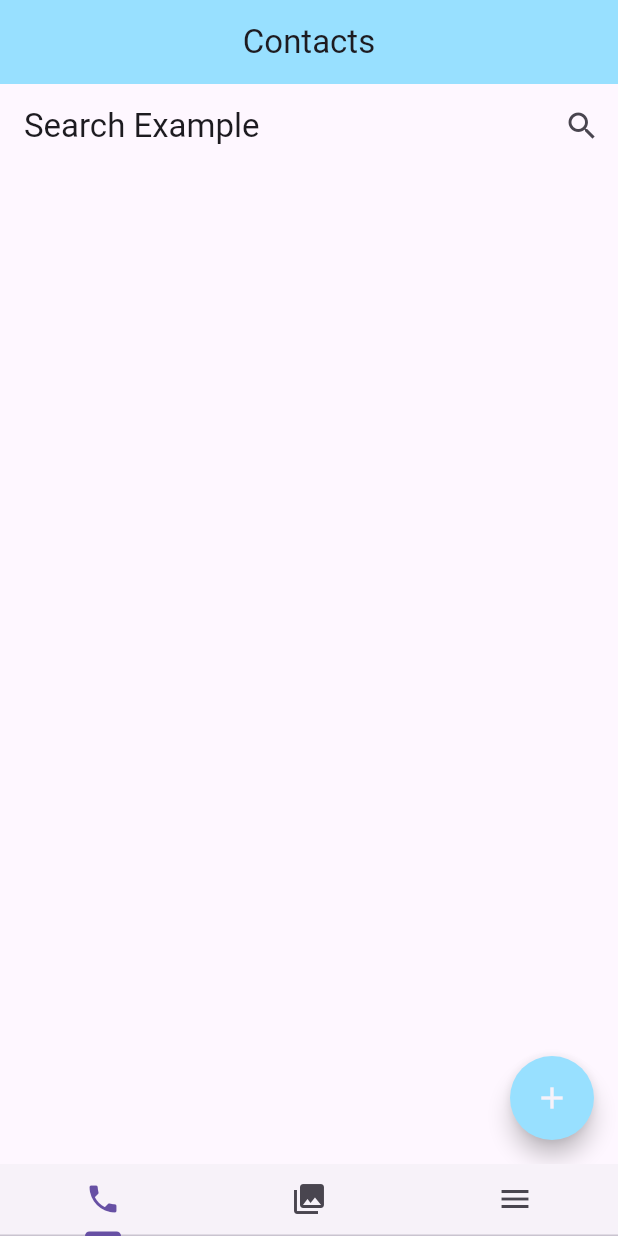
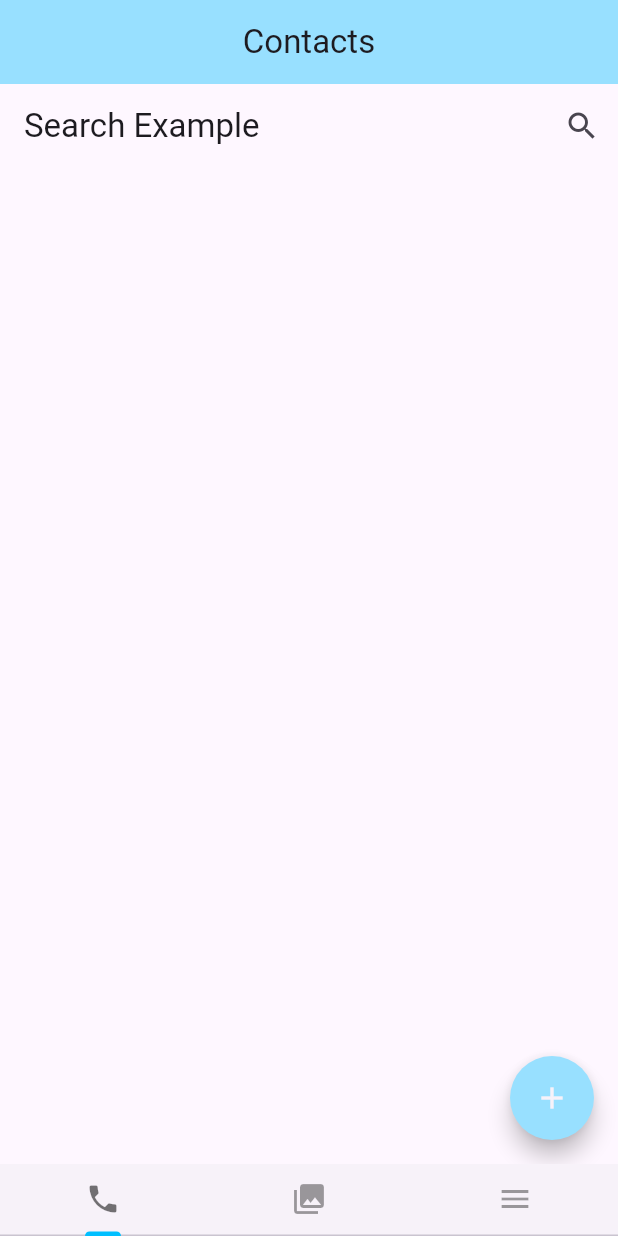
Before and after one commit to LeeHyo-Jeong/MadCamp_Project01, a Flutter app: the screen it shows after launch, on a phone screen of 412 x 824 dp. Run offline on Flutter 3.47's test engine with Material 3 defaults, Android fonts, the phone set to English and light mode, and no system bars; our stand-ins replace contacts_service, fluttertoast, permission_handler; missing offline and left inert: draggable_scrollbar, photo_manager.

Commit message:
changed something..

```diff
--- a/lib/main.dart
+++ b/lib/main.dart
@@ -74,14 +74,27 @@ class _HomePageState extends State<HomePage>
             Center(child: Text('Content for Tab 3')),
           ],
         ),
-        bottomNavigationBar: Container(
+        bottomNavigationBar: Ink(
           color: Color(0xfff7f2f9),
           child: TabBar(
+            labelColor: Colors.black54,
+            unselectedLabelColor: Colors.black38,
+            indicatorColor: Color(0xff00bfff),
+
             controller: _tabController,
             tabs: [
-              Tab(icon: Icon(Icons.phone)),
-              Tab(icon: Icon(Icons.photo_library)),
-              Tab(icon: Icon(Icons.menu)),
+              InkWell(
+                splashColor: Color(0xff00bfff),
+                child: Tab(icon: Icon(Icons.phone)),
+              ),
+              InkWell(
+                splashColor: Color(0xff00bfff),
+                child: Tab(icon: Icon(Icons.photo_library)),
+              ),
+              InkWell(
+                splashColor: Color(0xff00bfff),
+                child: Tab(icon: Icon(Icons.menu)),
+              ),
             ],
           ),
         ));
```
